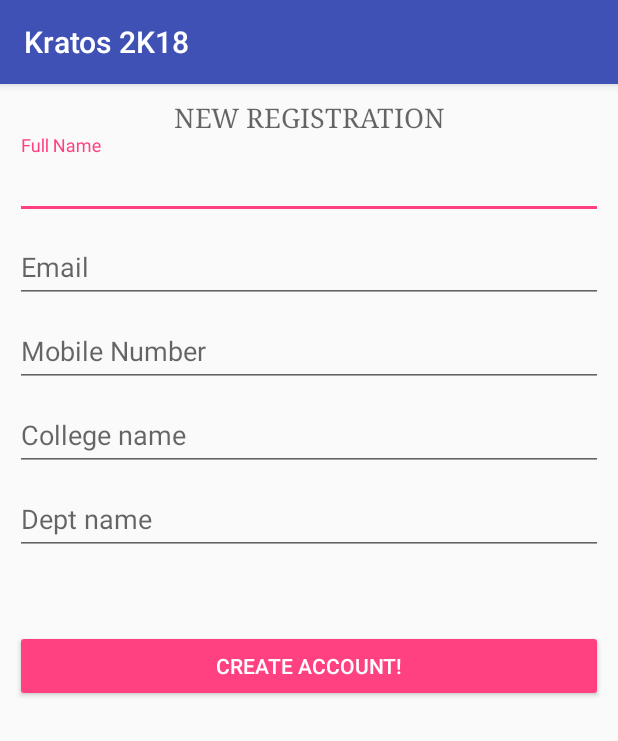
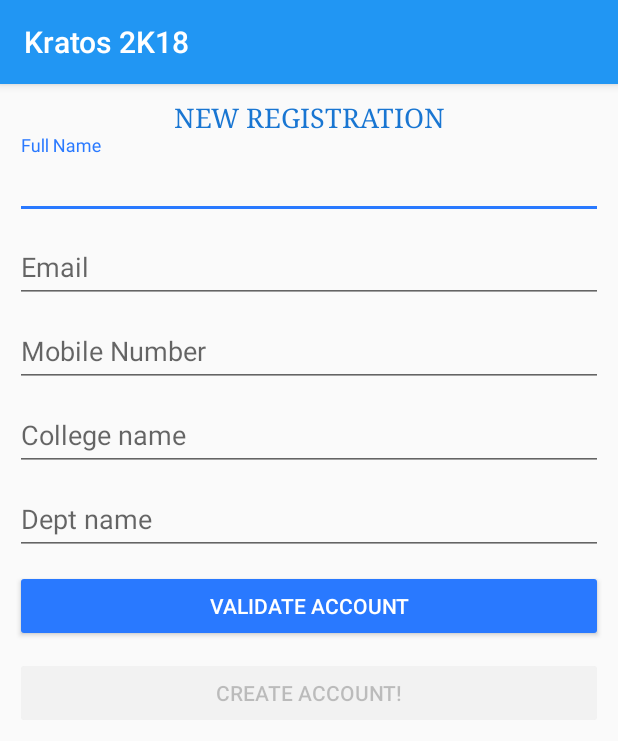
Before and after one commit to Arunm619/Kratos2K18, an Android app: the RegisterNew screen opened directly, with no data from a screen before it, on a phone screen of 412 x 824 dp. Shown: the top 741 px of the screen. Run offline under Robolectric (Android 15) with nearby library versions, the phone set to English and light mode, and no system bars; our stand-ins replace Firebase (no records; nobody signed in at launch, a user with empty details on screens opened directly).

Commit message:
Updated UI for Register New Account Activity and Written Validation for New Account [Phone Number]

```diff
--- a/app/src/main/java/com/kratos18/kratos2k18/MarkQRActivity.java
+++ b/app/src/main/java/com/kratos18/kratos2k18/MarkQRActivity.java
@@ -142,7 +142,7 @@ btn_checkredundancy.setOnClickListener(new View.OnClickListener() {
         IntentResult result = IntentIntegrator.parseActivityResult(requestCode, resultCode, data);
         if (result.getContents() != null) {
             QRCODEValue = result.getContents();
-            myRef.child("KR-" + userid).child("Qrcode").setValue(QRCODEValue);
+            myRef.child("KR-" + userid).child("qrcode").setValue(QRCODEValue);
 
 //            myRef.child("QRCODES").child(QRCODEValue).setValue("KR-"+userid);
 
--- a/app/src/main/res/layout/activity_choose_winners.xml
+++ b/app/src/main/res/layout/activity_choose_winners.xml
@@ -11,6 +11,7 @@
         android:layout_height="wrap_content"
         android:gravity="center"
         android:id="@+id/tvWinnersTV"
+
         android:padding="10dp"
         android:text="Choose Winners for "
         android:textAppearance="@style/Base.TextAppearance.AppCompat.Large" />
--- a/app/src/main/res/layout/activity_register_new.xml
+++ b/app/src/main/res/layout/activity_register_new.xml
@@ -2,6 +2,7 @@
 <RelativeLayout xmlns:android="http://schemas.android.com/apk/res/android"
     xmlns:app="http://schemas.android.com/apk/res-auto"
     xmlns:tools="http://schemas.android.com/tools"
+    android:id="@+id/rl_reg"
     android:layout_width="match_parent"
     android:layout_height="match_parent"
     tools:context="com.kratos18.kratos2k18.RegisterNew">
@@ -10,6 +11,7 @@
         android:layout_width="match_parent"
         android:layout_height="match_parent"
         android:orientation="vertical"
+
         android:padding="10dp"
         android:paddingBottom="100dp"
         android:paddingTop="100dp">
@@ -21,6 +23,7 @@
             android:gravity="center"
             android:text="NEW REGISTRATION"
             android:textAppearance="@style/Base.TextAppearance.AppCompat.Medium"
+            android:textColor="@color/colorPrimaryDark"
             android:typeface="serif" />
         <!--NAME-->
         <android.support.design.widget.TextInputLayout
@@ -60,10 +63,10 @@
 
             <EditText
                 android:id="@+id/input_phonenumber"
-              android:inputType="number"
                 android:layout_width="match_parent"
                 android:layout_height="wrap_content"
-                android:hint="Mobile Number" />
+                android:hint="Mobile Number"
+                android:inputType="number" />
 
         </android.support.design.widget.TextInputLayout>
 
@@ -98,12 +101,22 @@
 
         </android.support.design.widget.TextInputLayout>
 
+
         <Button
-android:layout_marginTop="50dp"
+            android:layout_marginTop="10dp"
+
+            android:id="@+id/btn_validatenumber"
+            style="@style/Widget.AppCompat.Button.Colored"
+            android:layout_width="match_parent"
+            android:layout_height="wrap_content"
+            android:text="Validate Account" />
+
+        <Button
             android:id="@+id/btn_submit"
             style="@style/Widget.AppCompat.Button.Colored"
             android:layout_width="match_parent"
             android:layout_height="wrap_content"
+            android:layout_marginTop="10dp"
             android:text="Create Account!" />
 
     </LinearLayout>
--- a/app/src/main/res/values/colors.xml
+++ b/app/src/main/res/values/colors.xml
@@ -1,6 +1,6 @@
 <?xml version="1.0" encoding="utf-8"?>
 <resources>
-    <color name="colorPrimary">#3F51B5</color>
-    <color name="colorPrimaryDark">#303F9F</color>
-    <color name="colorAccent">#FF4081</color>
+    <color name="colorPrimary">#2196F3</color>
+    <color name="colorPrimaryDark">#1976D2</color>
+    <color name="colorAccent">#2979FF</color>
 </resources>
```
Also changed, not shown: app/src/main/java/com/kratos18/kratos2k18/RegisterNew.java (+68 -5 lines).
